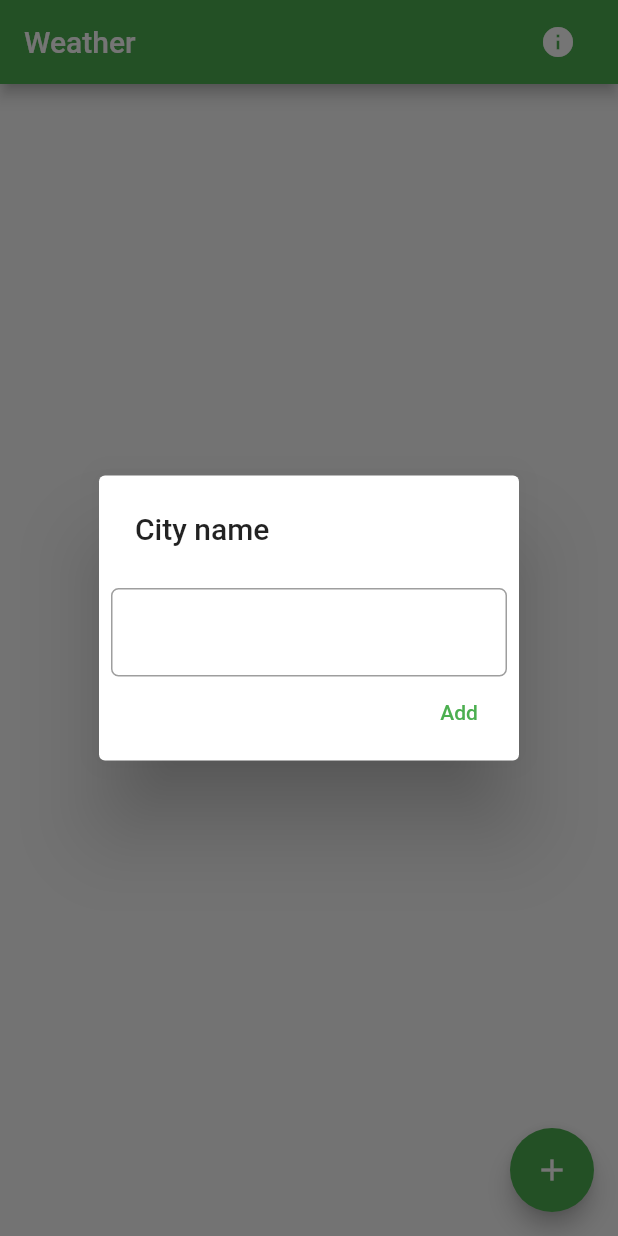
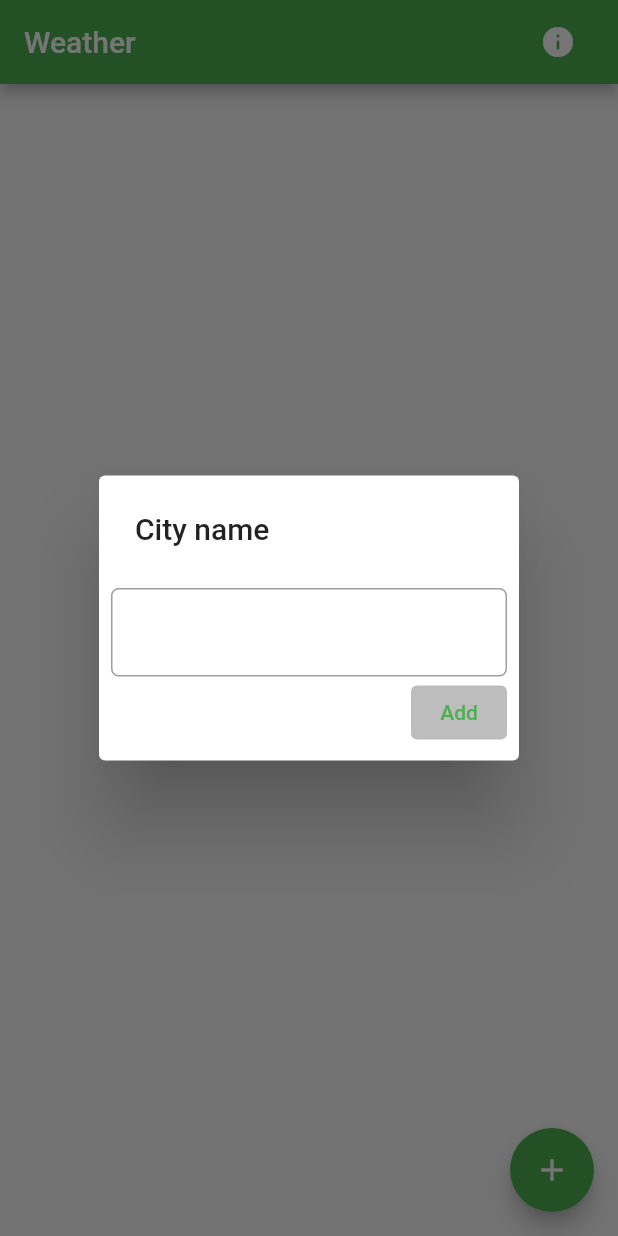
Before and after one commit to Doomsdhg/weather_app, a Flutter app: the screen it shows after launch, after a tap on the "add" icon, on a phone screen of 412 x 824 dp. Run offline on Flutter 3.47's test engine with Material 2 defaults, Android fonts, the phone set to English and light mode, and no system bars; missing offline and left inert: encrypt.

Commit message:
WTHR-06: cityManagementDialog add button now disabled until you select a city

```diff
--- a/lib/components/city_management_dialog.dart
+++ b/lib/components/city_management_dialog.dart
@@ -4,34 +4,73 @@ import 'package:weather_app/services/api/weather_api.dart';
 
 class CityManagementDialog {
 
-  late String inputValue;
+  String? inputValue;
 
   void inputCallback(String value){
     inputValue = value;
   }
 
+  String? getSelectedCity(){
+    return inputValue;
+  }
+
   Future build(BuildContext context) {
     return showDialog<String>(
       context: context,
-      builder: (BuildContext context) => AlertDialog(
+      builder: (BuildContext context){
+        bool buttonDisabled = true;
+        return StatefulBuilder(
+          builder:(context, setState) => AlertDialog(
             title: const Text('City name'),
             actions: <Widget>[
-          _AutoCompleteInput(inputCallback),
+              _AutoCompleteInput(
+                inputCallback,
+                getSelectedCity,
+                (){
+                  setState((){
+                    buttonDisabled = true;
+                  });
+                },
+                (){
+                  setState((){
+                    buttonDisabled = false;
+                  });
+                }
+              ),
               TextButton(
-            onPressed: () => Navigator.pop(context, '$inputValue'),
+                style: ButtonStyle(
+                  backgroundColor: getButtonColor(buttonDisabled)
+                ),
+                onPressed: (){
+                  if (!buttonDisabled){
+                    return Navigator.pop(context, '$inputValue');
+                  }
+                },
                 child: const Text('Add'),
               ),
             ],
-      ),
+          )
         );
+      },
+    );
+  }
+
+  MaterialStateProperty<Color> getButtonColor(bool buttonDisabled){
+    return buttonDisabled ? MaterialStateProperty.all<Color>(Colors.grey.shade400) : MaterialStateProperty.all<Color>(Colors.white);
   }
 }
 
 class _AutoCompleteInput extends StatelessWidget {
 
-  final Function(String) inputCallback;
+  late Function(String) inputCallback;
 
-  _AutoCompleteInput(this.inputCallback);
+  late Function getSelectedCity;
+
+  late Function disableButton;
+
+  late Function enableButton;
+
+  _AutoCompleteInput(this.inputCallback, this.getSelectedCity, this.disableButton, this.enableButton);
 
   @override
   Widget build(BuildContext context) {
@@ -41,6 +80,11 @@ class _AutoCompleteInput extends StatelessWidget {
           controller: textEditingController,
           focusNode: focusNode,
           onEditingComplete: onFieldSubmitted,
+          onChanged: (value){
+            if (value != getSelectedCity()){
+              disableButton();
+            }
+          },
           decoration: InputDecoration(
             border: OutlineInputBorder(
               borderRadius: BorderRadius.circular(5)
@@ -93,6 +137,7 @@ class _AutoCompleteInput extends StatelessWidget {
       },
       displayStringForOption: _displayStringForOption,
       onSelected: (String value){
+        enableButton();
         inputCallback(value);
       },
       optionsBuilder: (TextEditingValue textEditingValue) async {
@@ -106,8 +151,6 @@ class _AutoCompleteInput extends StatelessWidget {
 
   static String _displayStringForOption(String option) => option;
 
-
-
   Future<Iterable<String>> _findCities(String input) async {
     Iterable<String> citiesList = await WeatherApi().findCities(input);
     return citiesList;
```
Lines whose indentation alone changed are shown as unchanged.
